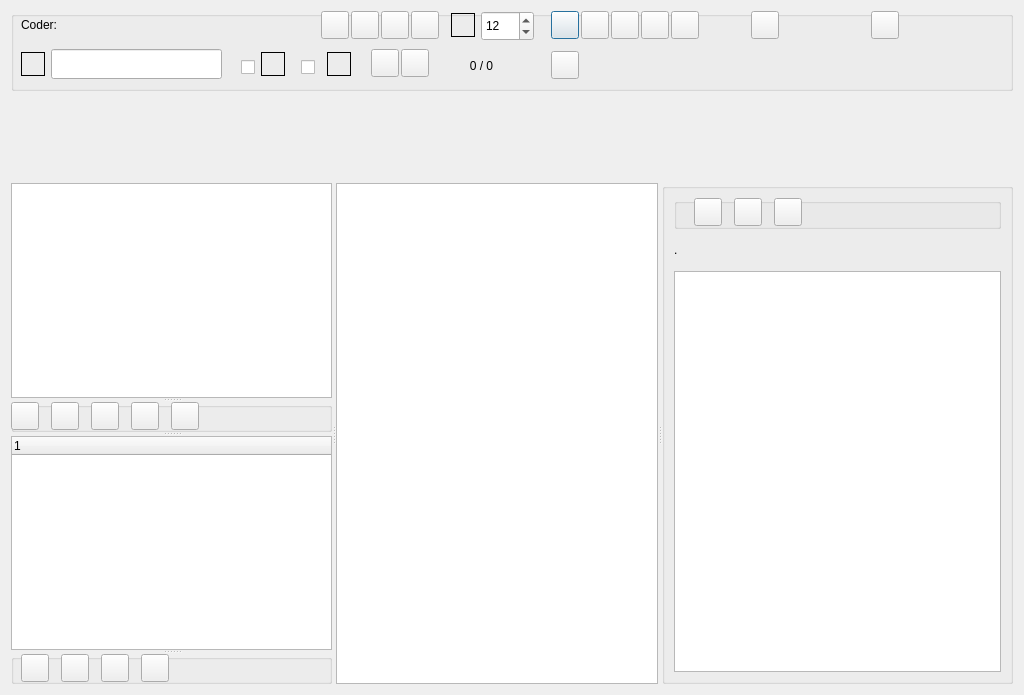
Old version of the form GUI_UIs/ui_dialog_code_text.ui in the repository ccbogel/QualCoder.
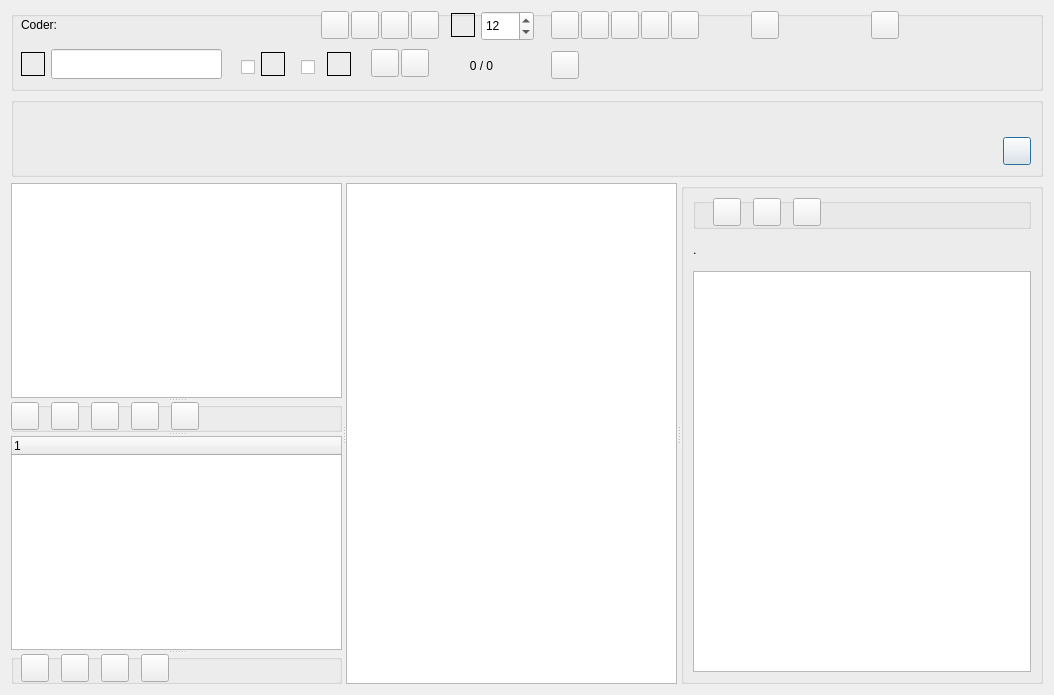
New version of the form.

Commit message: buttons to enter and exit edit mode

What changed in the file:
```diff
--- a/GUI_UIs/ui_dialog_code_text.ui
+++ b/GUI_UIs/ui_dialog_code_text.ui
@@ -6,7 +6,7 @@
    <rect>
     <x>0</x>
     <y>0</y>
-    <width>1024</width>
+    <width>1054</width>
     <height>695</height>
    </rect>
   </property>
@@ -14,6 +14,68 @@
    <string>Code Text</string>
   </property>
   <layout class="QGridLayout" name="gridLayout_2">
+   <item row="1" column="0">
+    <widget class="QGroupBox" name="groupBox_edit_mode">
+     <property name="minimumSize">
+      <size>
+       <width>0</width>
+       <height>80</height>
+      </size>
+     </property>
+     <property name="maximumSize">
+      <size>
+       <width>16777215</width>
+       <height>80</height>
+      </size>
+     </property>
+     <property name="title">
+      <string/>
+     </property>
+     <layout class="QGridLayout" name="gridLayout_3">
+      <item row="1" column="1">
+       <widget class="QPushButton" name="pushButton_exit_edit">
+        <property name="minimumSize">
+         <size>
+          <width>28</width>
+          <height>28</height>
+         </size>
+        </property>
+        <property name="maximumSize">
+         <size>
+          <width>28</width>
+          <height>28</height>
+         </size>
+        </property>
+        <property name="toolTip">
+         <string>Exit Edit text </string>
+        </property>
+        <property name="text">
+         <string/>
+        </property>
+       </widget>
+      </item>
+      <item row="0" column="0" rowspan="2">
+       <widget class="QLabel" name="label_editing">
+        <property name="enabled">
+         <bool>true</bool>
+        </property>
+        <property name="maximumSize">
+         <size>
+          <width>16777215</width>
+          <height>76</height>
+         </size>
+        </property>
+        <property name="text">
+         <string/>
+        </property>
+        <property name="wordWrap">
+         <bool>true</bool>
+        </property>
+       </widget>
+      </item>
+     </layout>
+    </widget>
+   </item>
    <item row="0" column="0">
     <widget class="QGroupBox" name="groupBox">
      <property name="minimumSize">
@@ -487,25 +549,6 @@
      </widget>
     </widget>
    </item>
-   <item row="1" column="0">
-    <widget class="QLabel" name="label_editing">
-     <property name="enabled">
-      <bool>true</bool>
-     </property>
-     <property name="maximumSize">
-      <size>
-       <width>16777215</width>
-       <height>80</height>
-      </size>
-     </property>
-     <property name="text">
-      <string/>
-     </property>
-     <property name="wordWrap">
-      <bool>true</bool>
-     </property>
-    </widget>
-   </item>
    <item row="2" column="0">
     <widget class="QSplitter" name="splitter">
      <property name="orientation">
```
Left out of the diff: 8 changed lines with no effect on the pictures.
